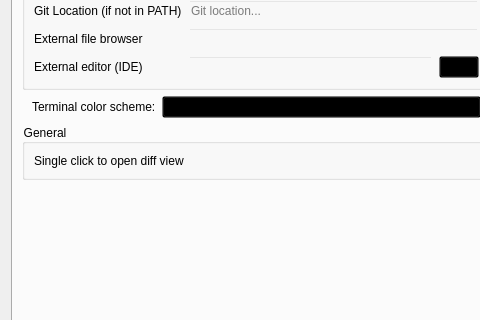
The window that src/big_widgets/ConfigWidget.ui (francescmm/GitQlient) describes before a commit, drawn with Qt 5; both pictures show x 0 to 480 and y 295 to 615 of the 781 by 733 pixel window.
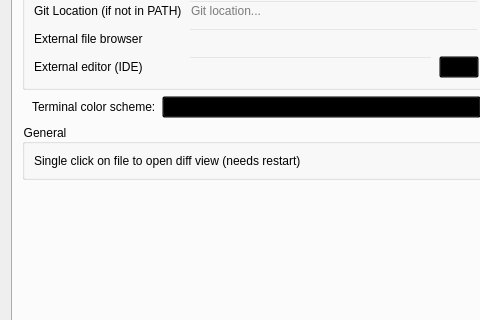
The same window after the commit. Icons and pictures are not drawn. Custom widgets are drawn as their Qt base class.

Commit message: code simplification + add restart information

```diff
--- a/src/big_widgets/ConfigWidget.ui
+++ b/src/big_widgets/ConfigWidget.ui
@@ -399,7 +399,7 @@
              <item row="0" column="0">
               <widget class="QLabel" name="label_34">
                <property name="text">
-                <string>Single click to open diff view </string>
+                <string>Single click on file to open diff view (needs restart) </string>
                </property>
               </widget>
              </item>
```
The commit also changes 2 other files.
